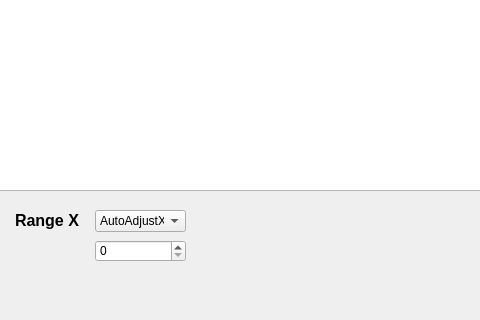
First picture: the form in HMI_SerialPlot.ui, repository ipobletev/GUI_SerialPlot, before the edit; both pictures show x 225 to 705 and y 240 to 560 of the 846 by 560 pixel window.
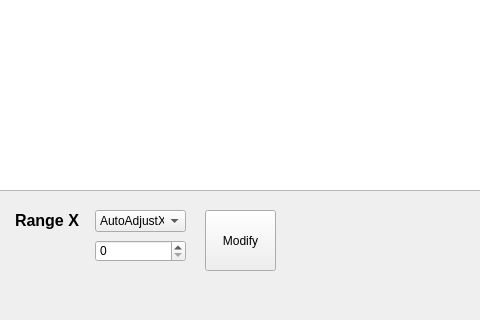
Second picture: the form after the edit. Icons and pictures are not drawn.

Commit message: fix(serial com)

```diff
--- a/HMI_SerialPlot.ui
+++ b/HMI_SerialPlot.ui
@@ -315,6 +315,19 @@
      <string>Disconnect</string>
     </property>
    </widget>
+   <widget class="QPushButton" name="BT_ModifyGraph">
+    <property name="geometry">
+     <rect>
+      <x>430</x>
+      <y>450</y>
+      <width>71</width>
+      <height>61</height>
+     </rect>
+    </property>
+    <property name="text">
+     <string>Modify</string>
+    </property>
+   </widget>
   </widget>
   <widget class="QMenuBar" name="menubar">
    <property name="geometry">
```
Left out of the diff: 2 changed lines with no effect on the pictures. The commit also changes 5 other files.
